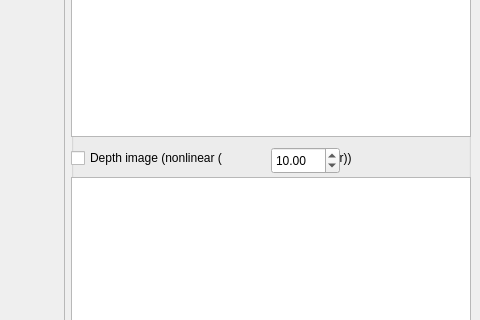
First picture: the form in VirtualRobot/examples/CameraViewer/CameraViewer.ui, repository softbankrobotics-research/Simox, before the edit; both pictures show x 698 to 1178 and y 452 to 772 of the 1178 by 955 pixel window.
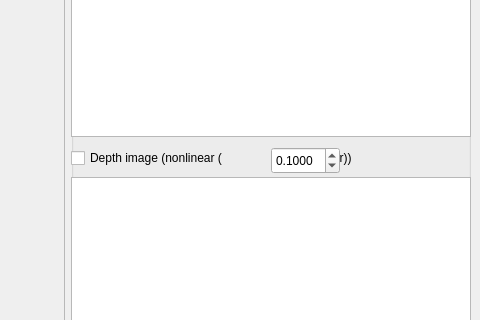
Second picture: the form after the edit.

What changed in the file:
```diff
--- a/VirtualRobot/examples/CameraViewer/CameraViewer.ui
+++ b/VirtualRobot/examples/CameraViewer/CameraViewer.ui
@@ -292,12 +292,18 @@
           <height>27</height>
          </rect>
         </property>
+        <property name="decimals">
+         <number>4</number>
+        </property>
         <property name="maximum">
-         <double>1000.000000000000000</double>
-        </property>
-        <property name="value">
          <double>10.000000000000000</double>
         </property>
+        <property name="singleStep">
+         <double>0.100000000000000</double>
+        </property>
+        <property name="value">
+         <double>0.100000000000000</double>
+        </property>
        </widget>
        <widget class="QDoubleSpinBox" name="doubleSpinBoxDepthLinClip">
         <property name="geometry">
```
Left out of the diff: 2 changed lines with no effect on the pictures.
